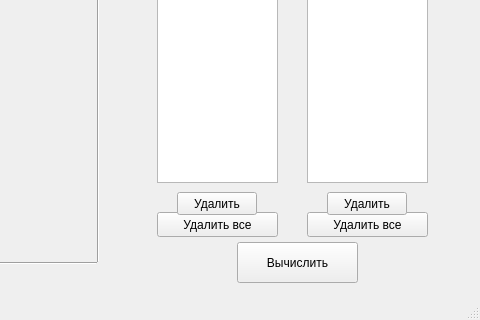
Qt form gr1/gr1/mainwindow.ui (ansushina/sem4) before a commit; both pictures show x 673 to 1153 and y 455 to 775 of the 1153 by 775 pixel window.
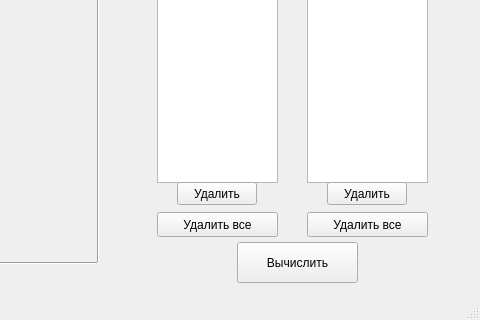
The same form after that commit.

What changed in the file:
```diff
--- a/gr1/gr1/mainwindow.ui
+++ b/gr1/gr1/mainwindow.ui
@@ -181,7 +181,7 @@
     <property name="geometry">
      <rect>
       <x>850</x>
-      <y>630</y>
+      <y>620</y>
       <width>80</width>
       <height>23</height>
      </rect>
@@ -194,7 +194,7 @@
     <property name="geometry">
      <rect>
       <x>1000</x>
-      <y>630</y>
+      <y>620</y>
       <width>80</width>
       <height>23</height>
      </rect>
```
Left out of the diff: 7 changed lines with no effect on the pictures.
